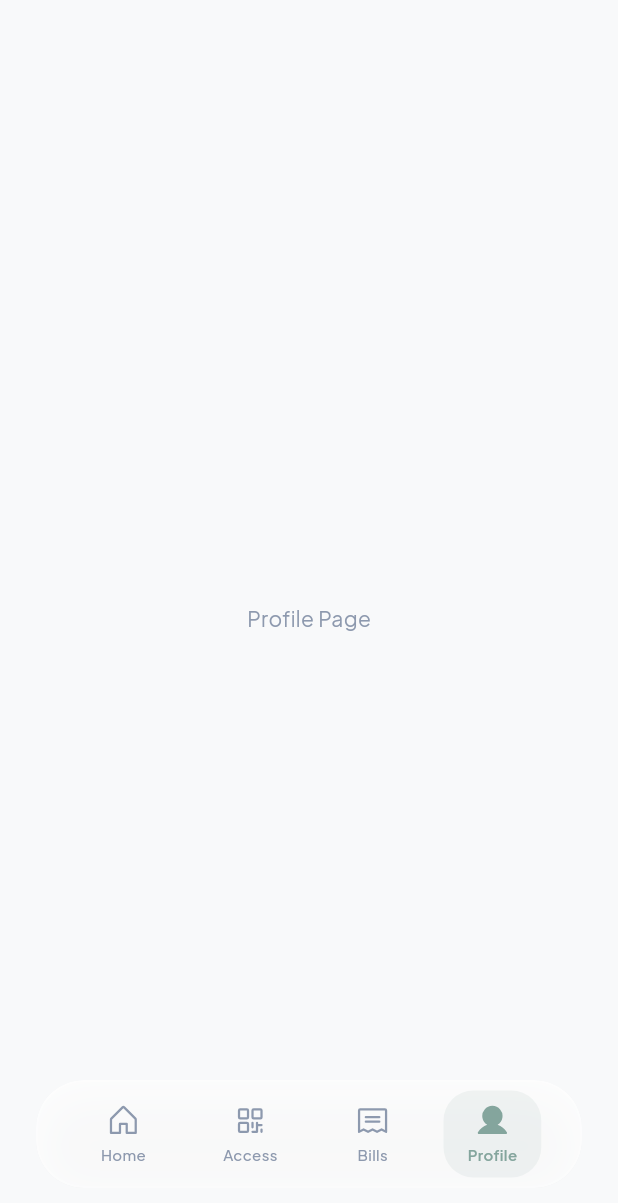
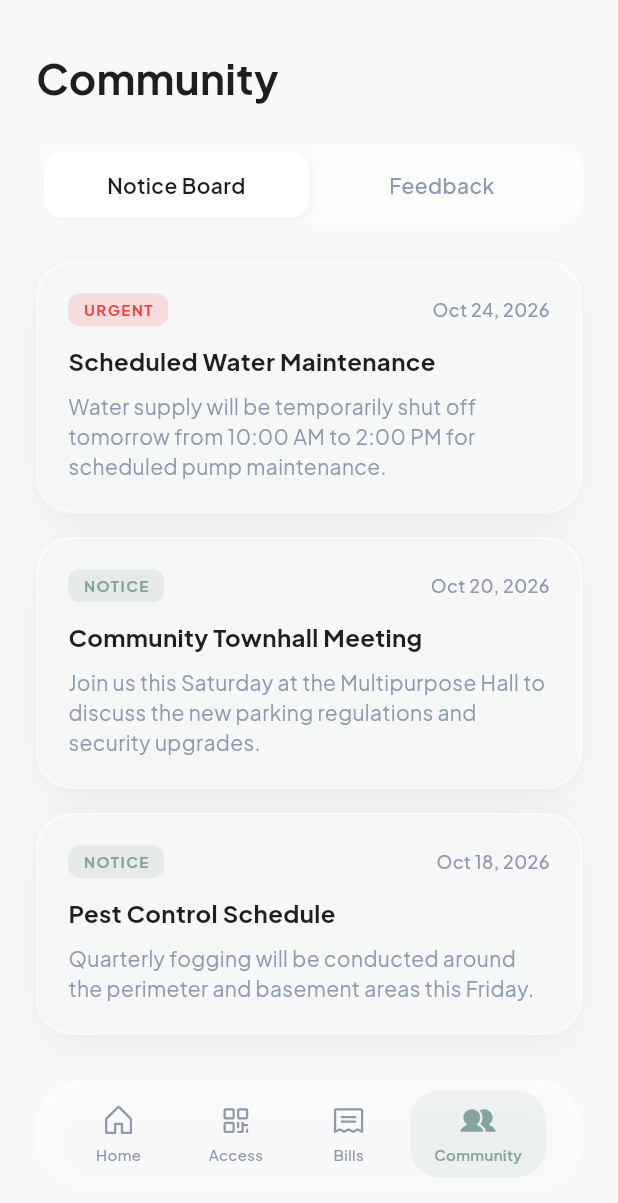
Before and after one commit to kautsarbaiq/HCM-PHH-App, a Flutter app: the screen it shows after launch, item 4 of the bottom bar chosen, on a phone screen of 412 x 824 dp. Shown: the top 1203 px of the screen. Run offline on Flutter 3.47's test engine with Material 3 defaults, Android fonts, the phone set to English and light mode, and no system bars; drawn by our look-alikes of flutter_animate; our stand-ins replace flutter_riverpod, flutter_screenutil, go_router, google_fonts, phosphor_flutter, qr_flutter.

Commit message:
feat: implement community feature with notice board and feedback ticketing system

```diff
--- a/lib/core/routing/app_router.dart
+++ b/lib/core/routing/app_router.dart
@@ -8,11 +8,7 @@ import '../../features/access/presentation/pages/access_page.dart';
 import '../../features/billing/presentation/pages/billing_page.dart';
 import '../../features/facility/presentation/pages/facility_page.dart';
 
-class ProfilePage extends StatelessWidget {
-  const ProfilePage({super.key});
-  @override
-  Widget build(BuildContext context) => const Center(child: Text('Profile Page'));
-}
+import '../../features/community/presentation/pages/community_page.dart';
 
 final GlobalKey<NavigatorState> _rootNavigatorKey = GlobalKey<NavigatorState>(debugLabel: 'root');
 final GlobalKey<NavigatorState> _shellNavigatorKey = GlobalKey<NavigatorState>(debugLabel: 'shell');
@@ -41,8 +37,8 @@ class AppRouter {
             builder: (context, state) => const BillingPage(),
           ),
           GoRoute(
-            path: '/profile',
-            builder: (context, state) => const ProfilePage(),
+            path: '/community',
+            builder: (context, state) => const CommunityPage(),
           ),
         ],
       ),
--- /dev/null
+++ b/lib/features/community/presentation/pages/community_page.dart
@@ -0,0 +1,213 @@
+import 'package:flutter/material.dart';
+import 'package:flutter_animate/flutter_animate.dart';
+import 'package:flutter_riverpod/flutter_riverpod.dart';
+
+import '../../../../core/widgets/action_button.dart';
+import '../../../../theme/app_colors.dart';
+import '../widgets/notice_card.dart';
+import '../widgets/ticket_card.dart';
+
+// State Management
+final communityTabIndexProvider = StateProvider<int>((ref) => 0);
+
+final noticesProvider = StateProvider<List<Map<String, dynamic>>>((ref) => [
+      {
+        'id': 'n1',
+        'title': 'Scheduled Water Maintenance',
+        'description': 'Water supply will be temporarily shut off tomorrow from 10:00 AM to 2:00 PM for scheduled pump maintenance.',
+        'date': 'Oct 24, 2026',
+        'isUrgent': true,
+      },
+      {
+        'id': 'n2',
+        'title': 'Community Townhall Meeting',
+        'description': 'Join us this Saturday at the Multipurpose Hall to discuss the new parking regulations and security upgrades.',
+        'date': 'Oct 20, 2026',
+        'isUrgent': false,
+      },
+      {
+        'id': 'n3',
+        'title': 'Pest Control Schedule',
+        'description': 'Quarterly fogging will be conducted around the perimeter and basement areas this Friday.',
+        'date': 'Oct 18, 2026',
+        'isUrgent': false,
+      },
+    ]);
+
+final ticketsProvider = StateProvider<List<Map<String, dynamic>>>((ref) => [
+      {
+        'id': 'T-8091',
+        'title': 'Broken lightbulb in Hallway B',
+        'date': 'Oct 22, 2026',
+        'status': 'Pending',
+      },
+      {
+        'id': 'T-8042',
+        'title': 'Air Conditioner leakage in Gym',
+        'date': 'Oct 15, 2026',
+        'status': 'Resolved',
+      },
+    ]);
+
+class CommunityPage extends ConsumerWidget {
+  const CommunityPage({super.key});
+
+  @override
+  Widget build(BuildContext context, WidgetRef ref) {
+    final tabIndex = ref.watch(communityTabIndexProvider);
+
+    return Scaffold(
+      body: SafeArea(
+        child: Column(
+          children: [
+            Padding(
+              padding: const EdgeInsets.fromLTRB(24, 32, 24, 24),
+              child: _buildHeader(),
+            ),
+            Padding(
+              padding: const EdgeInsets.symmetric(horizontal: 24),
+              child: _buildSegmentedControl(ref, tabIndex),
+            ),
+            const SizedBox(height: 24),
+            Expanded(
+              child: IndexedStack(
+                index: tabIndex,
+                children: [
+                  _buildNoticeBoard(ref).animate(target: tabIndex == 0 ? 1 : 0).fade(duration: 300.ms).slideY(begin: 0.1, end: 0),
+                  _buildFeedbackTickets(ref, context).animate(target: tabIndex == 1 ? 1 : 0).fade(duration: 300.ms).slideY(begin: 0.1, end: 0),
+                ],
+              ),
+            ),
+          ],
+        ),
+      ),
+    );
+  }
+
+  Widget _buildHeader() {
+    return const Row(
+      mainAxisAlignment: MainAxisAlignment.spaceBetween,
+      children: [
+        Text(
+          'Community',
+          style: TextStyle(
+            fontSize: 28,
+            color: AppColors.textPrimary,
+            fontWeight: FontWeight.bold,
+          ),
+        ),
+      ],
+    );
+  }
+
+  Widget _buildSegmentedControl(WidgetRef ref, int currentIndex) {
+    return Container(
+      padding: const EdgeInsets.all(4),
+      decoration: BoxDecoration(
+        color: AppColors.primaryWhite.withOpacity(0.5),
+        borderRadius: BorderRadius.circular(16),
+        border: Border.all(color: AppColors.glassBorder),
+      ),
+      child: Row(
+        children: [
+          Expanded(
+            child: _buildSegmentButton(ref, 0, 'Notice Board', currentIndex),
+          ),
+          Expanded(
+            child: _buildSegmentButton(ref, 1, 'Feedback', currentIndex),
+          ),
+        ],
+      ),
+    );
+  }
+
+  Widget _buildSegmentButton(WidgetRef ref, int index, String label, int currentIndex) {
+    final isSelected = index == currentIndex;
+    return GestureDetector(
+      onTap: () => ref.read(communityTabIndexProvider.notifier).state = index,
+      behavior: HitTestBehavior.opaque,
+      child: AnimatedContainer(
+        duration: const Duration(milliseconds: 200),
+        padding: const EdgeInsets.symmetric(vertical: 12),
+        decoration: BoxDecoration(
+          color: isSelected ? AppColors.primaryWhite : Colors.transparent,
+          borderRadius: BorderRadius.circular(12),
+          boxShadow: isSelected
+              ? [BoxShadow(color: AppColors.shadowColor, blurRadius: 8, offset: const Offset(0, 2))]
+              : [],
+        ),
+        child: Center(
+          child: Text(
+            label,
+            style: TextStyle(
+              fontSize: 14,
+              fontWeight: isSelected ? FontWeight.w600 : FontWeight.w500,
+              color: isSelected ? AppColors.textPrimary : AppColors.textSecondary,
+            ),
+          ),
+        ),
+      ),
+    );
+  }
+
+  Widget _buildNoticeBoard(WidgetRef ref) {
+    final notices = ref.watch(noticesProvider);
+
+    return ListView.separated(
+      padding: const EdgeInsets.fromLTRB(24, 0, 24, 120),
+      itemCount: notices.length,
+      separatorBuilder: (context, index) => const SizedBox(height: 16),
+      itemBuilder: (context, index) {
+        final notice = notices[index];
+        return NoticeCard(
+          title: notice['title'],
+          description: notice['description'],
+          date: notice['date'],
+          isUrgent: notice['isUrgent'],
+        );
+      },
+    );
+  }
+
+  Widget _buildFeedbackTickets(WidgetRef ref, BuildContext context) {
+    final tickets = ref.watch(ticketsProvider);
+
+    return Column(
+      children: [
+        Padding(
+          padding: const EdgeInsets.symmetric(horizontal: 24, vertical: 8),
+          child: ActionButton(
+            label: 'Create New Ticket',
+            onPressed: () {
+              ScaffoldMessenger.of(context).showSnackBar(
+                SnackBar(
+                  content: const Text('Opening ticket creation form...'),
+                  backgroundColor: AppColors.sageGreen,
+                ),
+              );
+            },
+            backgroundColor: AppColors.deepSlate,
+            height: 48,
+          ),
+        ),
+        const SizedBox(height: 16),
+        Expanded(
+          child: ListView.separated(
+            padding: const EdgeInsets.fromLTRB(24, 0, 24, 120),
+            itemCount: tickets.length,
+            separatorBuilder: (context, index) => const SizedBox(height: 16),
+            itemBuilder: (context, index) {
+              final ticket = tickets[index];
+              return TicketCard(
+                ticketId: ticket['id'],
+                title: ticket['title'],
+                date: ticket['date'],
+                status: ticket['status'],
+              );
+            },
+          ),
+        ),
+      ],
+    );
+  }
+}
--- /dev/null
+++ b/lib/features/community/presentation/widgets/notice_card.dart
@@ -0,0 +1,79 @@
+import 'package:flutter/material.dart';
+import '../../../../core/widgets/glass_card.dart';
+import '../../../../theme/app_colors.dart';
+
+class NoticeCard extends StatelessWidget {
+  final String title;
+  final String description;
+  final String date;
+  final bool isUrgent;
+
+  const NoticeCard({
+    super.key,
+    required this.title,
+    required this.description,
+    required this.date,
+    this.isUrgent = false,
+  });
+
+  @override
+  Widget build(BuildContext context) {
+    return GlassCard(
+      padding: const EdgeInsets.all(20),
+      child: Column(
+        crossAxisAlignment: CrossAxisAlignment.start,
+        children: [
+          Row(
+            mainAxisAlignment: MainAxisAlignment.spaceBetween,
+            children: [
+              Container(
+                padding: const EdgeInsets.symmetric(horizontal: 10, vertical: 4),
+                decoration: BoxDecoration(
+                  color: isUrgent
+                      ? AppColors.error.withOpacity(0.15)
+                      : AppColors.sageGreen.withOpacity(0.15),
+                  borderRadius: BorderRadius.circular(8),
+                ),
+                child: Text(
+                  isUrgent ? 'URGENT' : 'NOTICE',
+                  style: TextStyle(
+                    fontSize: 10,
+                    fontWeight: FontWeight.w700,
+                    letterSpacing: 1,
+                    color: isUrgent ? AppColors.error : AppColors.sageGreen,
+                  ),
+                ),
+              ),
+              Text(
+                date,
+                style: const TextStyle(
+                  fontSize: 12,
+                  color: AppColors.textSecondary,
+                  fontWeight: FontWeight.w500,
+                ),
+              ),
+            ],
+          ),
+          const SizedBox(height: 12),
+          Text(
+            title,
+            style: const TextStyle(
+              fontSize: 16,
+              fontWeight: FontWeight.bold,
+              color: AppColors.textPrimary,
+            ),
+          ),
+          const SizedBox(height: 8),
+          Text(
+            description,
+            style: const TextStyle(
+              fontSize: 14,
+              color: AppColors.textSecondary,
+              height: 1.4,
+            ),
+          ),
+        ],
+      ),
+    );
+  }
+}
--- /dev/null
+++ b/lib/features/community/presentation/widgets/ticket_card.dart
@@ -0,0 +1,80 @@
+import 'package:flutter/material.dart';
+import '../../../../core/widgets/glass_card.dart';
+import '../../../../theme/app_colors.dart';
+
+class TicketCard extends StatelessWidget {
+  final String ticketId;
+  final String title;
+  final String date;
+  final String status;
+
+  const TicketCard({
+    super.key,
+    required this.ticketId,
+    required this.title,
+    required this.date,
+    required this.status,
+  });
+
+  @override
+  Widget build(BuildContext context) {
+    final isResolved = status.toLowerCase() == 'resolved';
+
+    return GlassCard(
+      padding: const EdgeInsets.all(20),
+      child: Column(
+        crossAxisAlignment: CrossAxisAlignment.start,
+        children: [
+          Row(
+            mainAxisAlignment: MainAxisAlignment.spaceBetween,
+            children: [
+              Text(
+                'Ticket #$ticketId',
+                style: const TextStyle(
+                  fontSize: 14,
+                  fontWeight: FontWeight.w600,
+                  color: AppColors.textSecondary,
+                ),
+              ),
+              Container(
+                padding: const EdgeInsets.symmetric(horizontal: 10, vertical: 4),
+                decoration: BoxDecoration(
+                  color: isResolved
+                      ? AppColors.sageGreen.withOpacity(0.15)
+                      : const Color(0xFFFFA07A).withOpacity(0.15), // Soft Coral/Orange
+                  borderRadius: BorderRadius.circular(8),
+                ),
+                child: Text(
+                  status.toUpperCase(),
+                  style: TextStyle(
+                    fontSize: 10,
+                    fontWeight: FontWeight.w700,
+                    letterSpacing: 1,
+                    color: isResolved ? AppColors.sageGreen : const Color(0xFFFF7F50),
+                  ),
+                ),
+              ),
+            ],
+          ),
+          const SizedBox(height: 12),
+          Text(
+            title,
+            style: const TextStyle(
+              fontSize: 16,
+              fontWeight: FontWeight.bold,
+              color: AppColors.textPrimary,
+            ),
+          ),
+          const SizedBox(height: 8),
+          Text(
+            'Submitted on $date',
+            style: const TextStyle(
+              fontSize: 13,
+              color: AppColors.textSecondary,
+            ),
+          ),
+        ],
+      ),
+    );
+  }
+}
--- a/lib/features/main/presentation/pages/main_navigation_page.dart
+++ b/lib/features/main/presentation/pages/main_navigation_page.dart
@@ -14,7 +14,7 @@ class MainNavigationPage extends StatelessWidget {
     if (location.startsWith('/home')) return 0;
     if (location.startsWith('/access')) return 1;
     if (location.startsWith('/bills')) return 2;
-    if (location.startsWith('/profile')) return 3;
+    if (location.startsWith('/community')) return 3;
     return 0;
   }
 
@@ -30,7 +30,7 @@ class MainNavigationPage extends StatelessWidget {
         context.go('/bills');
         break;
       case 3:
-        context.go('/profile');
+        context.go('/community');
         break;
     }
   }
@@ -108,9 +108,9 @@ class MainNavigationPage extends StatelessWidget {
                 context,
                 index: 3,
                 currentIndex: currentIndex,
-                icon: PhosphorIconsRegular.user,
-                activeIcon: PhosphorIconsFill.user,
-                label: 'Profile',
+                icon: PhosphorIconsRegular.users,
+                activeIcon: PhosphorIconsFill.users,
+                label: 'Community',
               ),
             ],
           ),
```
